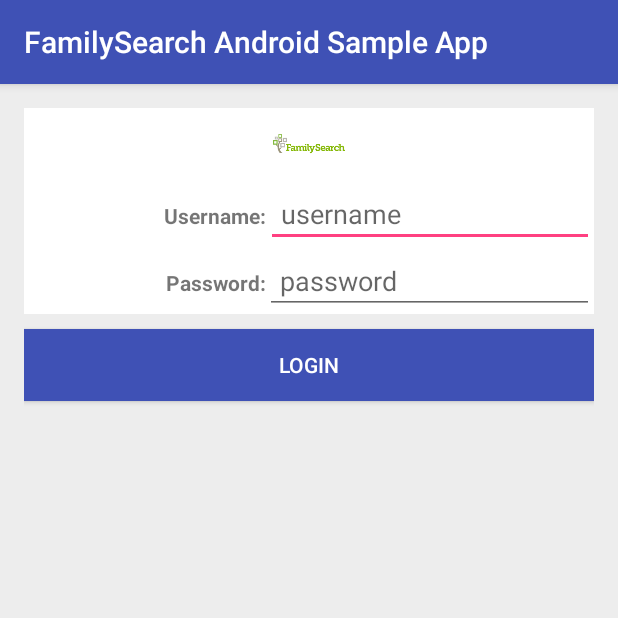
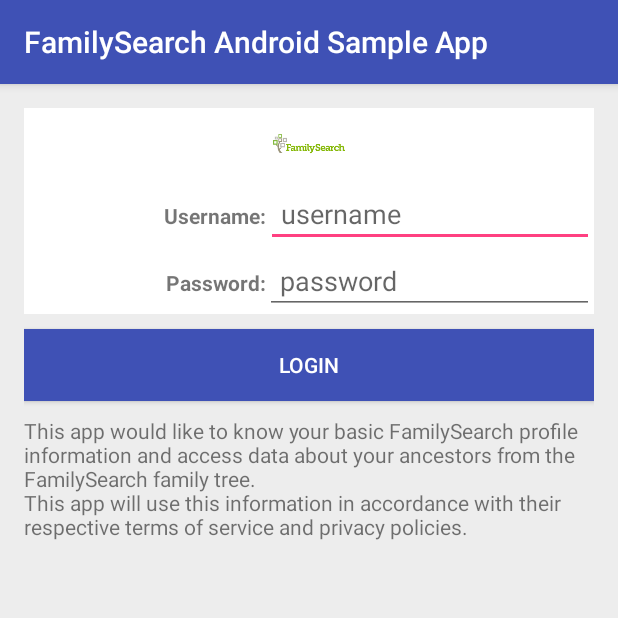
Before and after one commit to FamilySearch/mobile-android-sample, an Android app: the screen it shows after launch (LoginActivity), on a phone screen of 412 x 824 dp, the top half of it. Run offline under Robolectric (Android 15) with nearby library versions, the phone set to English and light mode, and no system bars.

Commit message:
Added data usage disclaimer to login activity

```diff
--- a/app/src/main/res/layout/activity_login.xml
+++ b/app/src/main/res/layout/activity_login.xml
@@ -90,4 +90,11 @@
         android:background="@color/colorPrimary"
         android:textColor="@color/colorWhite"/>
 
+    <TextView
+        android:layout_width="match_parent"
+        android:layout_height="wrap_content"
+        android:layout_below="@id/login_btn"
+        android:layout_marginTop="10dp"
+        android:text="@string/login_data_usage"/>
+
 </RelativeLayout>
--- a/app/src/main/res/values/strings.xml
+++ b/app/src/main/res/values/strings.xml
@@ -13,6 +13,8 @@
     <string name="login_password_hint">password</string>
     <string name="login_button_login">Login</string>
     <string name="login_progress_message">Logging in...</string>
+    <string name="login_data_usage">This app would like to know your basic FamilySearch profile information and access data about your ancestors from the FamilySearch family tree.
+        \nThis app will use this information in accordance with their respective terms of service and privacy policies.</string>
 
     <!-- Tree activity -->
     <string name="tree_title">Ancestors</string>
```
